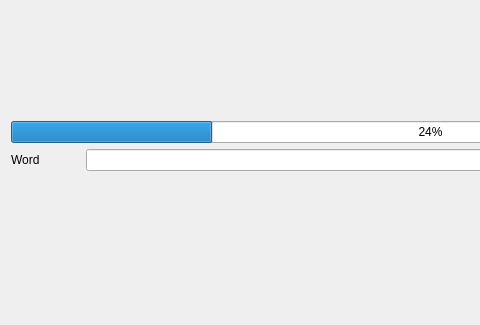
The window that mainwindow.ui (sameday85/bee-gt5) describes before a commit, drawn with Qt 5; both pictures show x 0 to 480 and y 93 to 418 of the 861 by 418 pixel window.
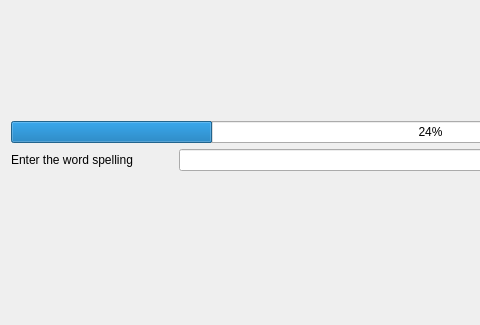
The same window after the commit.

The edit to the form file:
```diff
--- a/mainwindow.ui
+++ b/mainwindow.ui
@@ -115,7 +115,7 @@
       <item>
        <widget class="QLabel" name="label">
         <property name="text">
-         <string>Word</string>
+         <string>Enter the word spelling</string>
         </property>
        </widget>
       </item>
```
